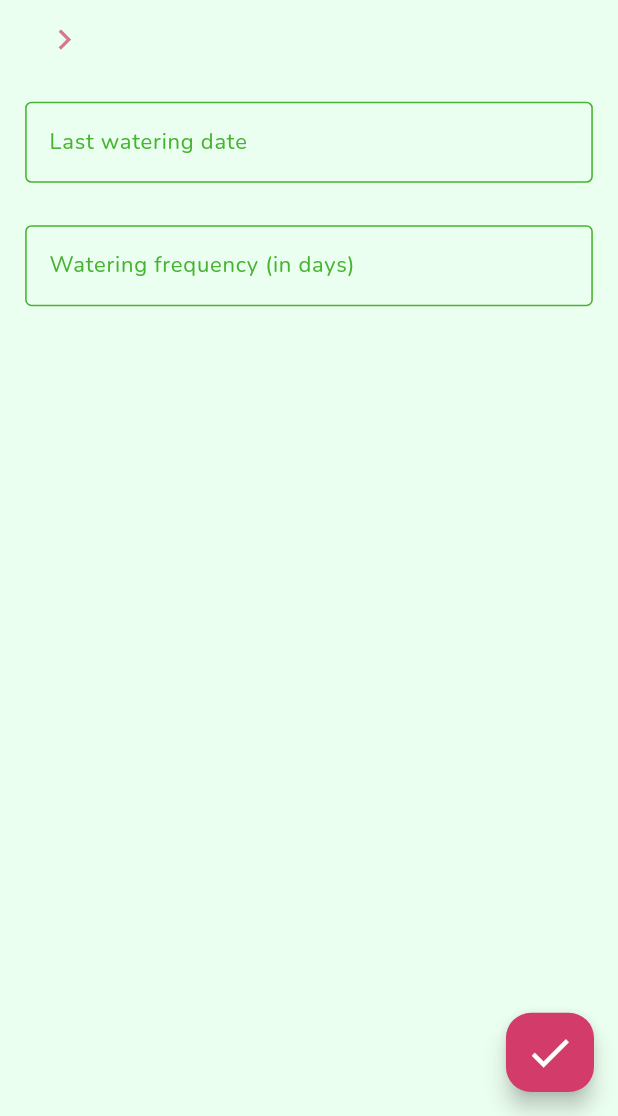
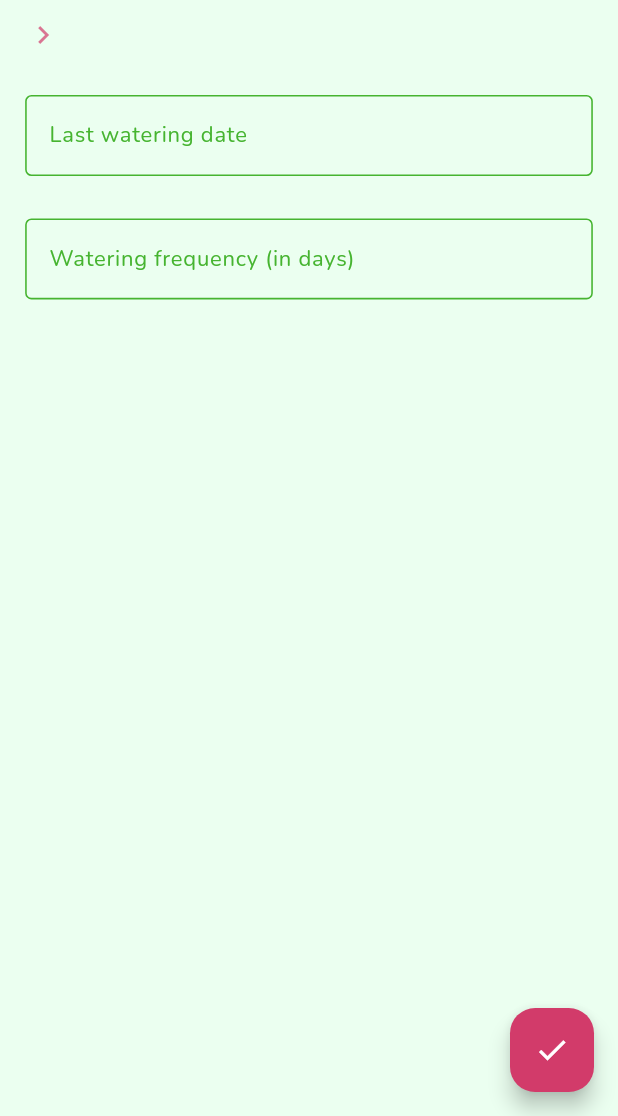
Before and after one commit to s1xthrose/blossomhub1.1, a Flutter app: the WaterlogAddPage screen opened directly, on a phone screen of 412 x 824 dp, the part 120-1236 px from its top. Run offline on Flutter 3.47's test engine with Material 3 defaults, Android fonts, the light colour scheme and no system bars; our stand-ins replace flutter_screenutil, flutter_svg, google_fonts, image_picker, shared_preferences; accounts and stored records are empty.

Commit message:
Debug 2.0

```diff
--- a/lib/app/pages/journal.page.dart
+++ b/lib/app/pages/journal.page.dart
@@ -60,13 +60,12 @@
 
     double screenWidth = MediaQuery.of(context).size.width;
 
-    // Уменьшаем отступы, если размер экрана уменьшается
     if (screenWidth < 393) {
       topPadding = ScreenUtil().setHeight(22);
     }
 
     double titleFontSize = screenWidth < 393 ? ScreenUtil().setSp(15) : ScreenUtil().setSp(17);
-    double descriptionFontSize = screenWidth < 393 ? ScreenUtil().setSp(13) : ScreenUtil().setSp(15);
+    double descriptionFontSize = screenWidth < 393 ? ScreenUtil().setSp(12) : ScreenUtil().setSp(15);
 
     return GestureDetector(
       onTap: () {
@@ -113,6 +112,7 @@
               SizedBox(height: 14.h),
               Text(
                 description,
+                maxLines: 5,
                 style: GoogleFonts.nunito(
                   fontSize: descriptionFontSize,
                   fontWeight: FontWeight.w400,
--- a/lib/app/pages/waterlogadd.page.dart
+++ b/lib/app/pages/waterlogadd.page.dart
@@ -1,5 +1,6 @@
 import 'dart:io';
 import 'package:flutter/material.dart';
+import 'package:flutter/services.dart';
 import 'package:flutter_screenutil/flutter_screenutil.dart';
 import 'package:google_fonts/google_fonts.dart';
 import 'package:intl/intl.dart';
@@ -116,6 +117,9 @@
             TextField(
               controller: wateringFrequencyController,
               keyboardType: TextInputType.number,
+              inputFormatters: <TextInputFormatter>[
+                FilteringTextInputFormatter.digitsOnly,
+              ],
               decoration: InputDecoration(
                 hintText: '',
                 border: OutlineInputBorder(
@@ -161,8 +165,8 @@
         ),
       ),
       floatingActionButton: SizedBox(
-        width: ScreenUtil().setWidth(56),
-        height: ScreenUtil().setHeight(56),
+        width: 56,
+        height: 56,
         child: FloatingActionButton(
           onPressed: () {
             createWateringSchedule(context);
@@ -174,7 +178,7 @@
           child: Icon(
             Icons.check,
             color: Colors.white,
-            size: ScreenUtil().setSp(32),
+            //size: ScreenUtil().setSp(32),
           ),
         ),
       ),
@@ -280,14 +284,14 @@
                                     ? Image.file(
                                   File(selectedFlower!.imageUrl),
                                   fit: BoxFit.cover,
-                                  width: ScreenUtil().setWidth(30),
-                                  height: ScreenUtil().setHeight(30),
+                                  width: 30,
+                                  height: 30,
                                 )
                                     : Image.asset(
                                   'assets/placeholder_image.png',
                                   fit: BoxFit.cover,
-                                  width: ScreenUtil().setWidth(30),
-                                  height: ScreenUtil().setHeight(30),
+                                  width: 30,
+                                  height: 30,
                                 ),
                               ),
                             ),
@@ -342,7 +346,7 @@
             decoration: BoxDecoration(
               borderRadius: BorderRadius.circular(ScreenUtil().setWidth(12)),
             ),
-            padding: EdgeInsets.all(ScreenUtil().setWidth(12)),
+            padding: EdgeInsets.only(top: 12.h, bottom: 12.w),
             child: Row(
               mainAxisAlignment: MainAxisAlignment.spaceBetween,
               children: [
@@ -351,19 +355,20 @@
                     children: [
                       ClipRRect(
                         borderRadius: BorderRadius.circular(ScreenUtil().setWidth(30)),
-                        child: selectedFlower!.imageUrl.isNotEmpty &&
+                        child: selectedFlower != null &&
+                            selectedFlower!.imageUrl.isNotEmpty &&
                             File(selectedFlower!.imageUrl).existsSync()
                             ? Image.file(
                           File(selectedFlower!.imageUrl),
                           fit: BoxFit.cover,
-                          width: ScreenUtil().setWidth(30),
-                          height: ScreenUtil().setHeight(30),
+                          width: 30,
+                          height: 30,
                         )
                             : Image.asset(
                           'assets/placeholder_image.png',
                           fit: BoxFit.cover,
-                          width: ScreenUtil().setWidth(30),
-                          height: ScreenUtil().setHeight(30),
+                          width: 30,
+                          height: 30,
                         ),
                       ),
                       SizedBox(width: ScreenUtil().setWidth(10)),
@@ -390,7 +395,7 @@
                   ),
                 Icon(
                   Icons.chevron_right,
-                  size: ScreenUtil().setSp(26),
+                  //size: ScreenUtil().setSp(26),
                   color: const Color.fromRGBO(210, 59, 106, 0.7),
                 ),
               ],
--- a/lib/app/pages/yourfloweradd.page.dart
+++ b/lib/app/pages/yourfloweradd.page.dart
@@ -77,6 +77,8 @@
       );
 
       Navigator.pop(context);
+
+      Navigator.pushReplacement(context, MaterialPageRoute(builder: (context) => yourflow.YourFlowPage()));
     }
   }
 
```
Also changed, not shown: lib/app/pages/home.page.dart (+19 -8 lines), lib/app/pages/replantingadd.page.dart (+43 -29 lines), lib/app/pages/waterlog.page.dart (+4 -4 lines), lib/app/pages/yourflow.page.dart (+21 -34 lines).
